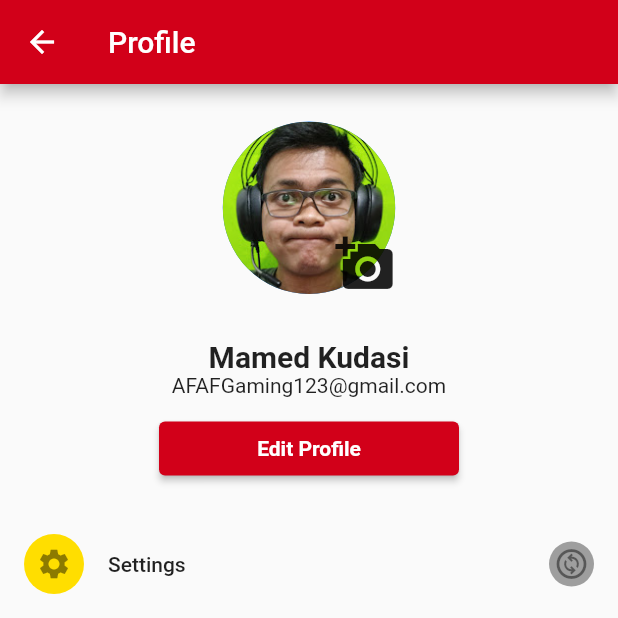
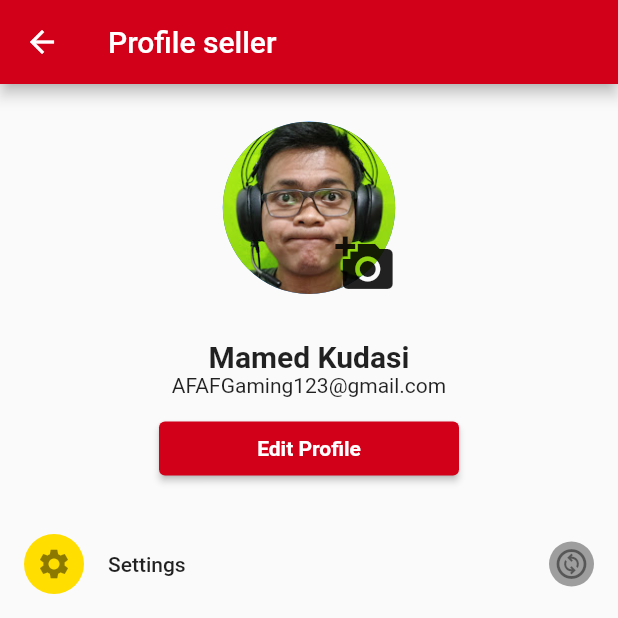
Before and after one commit to glenrioariesto/menu_master, a Flutter app: the Profileseller screen opened by its route, on a phone screen of 412 x 824 dp, the top half of it. Run offline on Flutter 3.47's test engine with Material 2 defaults, Android fonts, the phone set to English and light mode, and no system bars; our stand-ins replace firebase_auth, firebase_core, flutter_svg; accounts and stored records are empty.

```diff
--- a/lib/main.dart
+++ b/lib/main.dart
@@ -73,9 +73,6 @@ class MyApp extends StatelessWidget {
             HomeSeller.nameRoute: (context) =>
                 const HomeSeller(title: 'Menu Master'),
             Profileseller.nameRoute: (context) => const Profileseller(),
-            Login.nameRoute: (context) =>
-                const Login(title: 'Login Menu Master'),
-            Register.nameRoute: (context) => const Register(),
           },
         ),
       ),
--- a/lib/view/profile/profilecustomer.dart
+++ b/lib/view/profile/profilecustomer.dart
@@ -4,13 +4,13 @@ import 'package:menu_master/view/profile/bodyprofilecustomer.dart';
 
 class Profilecustomer extends StatelessWidget {
   const Profilecustomer({super.key});
-  static const nameRoute = '/profile';
+  static const nameRoute = '/profilecustomer';
   @override
   Widget build(BuildContext context) {
     return Scaffold(
       appBar: AppBar(
         backgroundColor: ColorPalette.primaryColor,
-        title: const Text("Profile"),
+        title: const Text("Profile customer"),
       ),
       body: const Body(),
     );
--- a/lib/view/profile/profileseller.dart
+++ b/lib/view/profile/profileseller.dart
@@ -4,13 +4,13 @@ import 'package:menu_master/view/profile/bodyprofileseller.dart';
 
 class Profileseller extends StatelessWidget {
   const Profileseller({super.key});
-  static const nameRoute = '/profile';
+  static const nameRoute = '/profileseller';
   @override
   Widget build(BuildContext context) {
     return Scaffold(
       appBar: AppBar(
         backgroundColor: ColorPalette.primaryColor,
-        title: const Text("Profile"),
+        title: const Text("Profile seller"),
       ),
       body: const Body(),
     );
```
